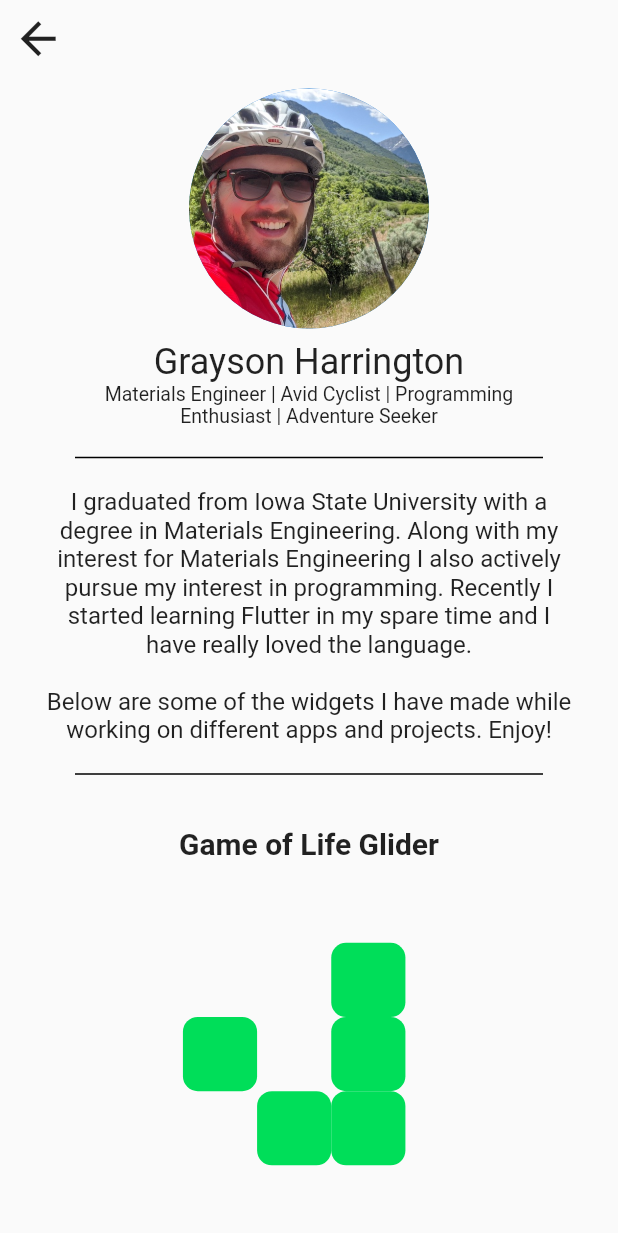
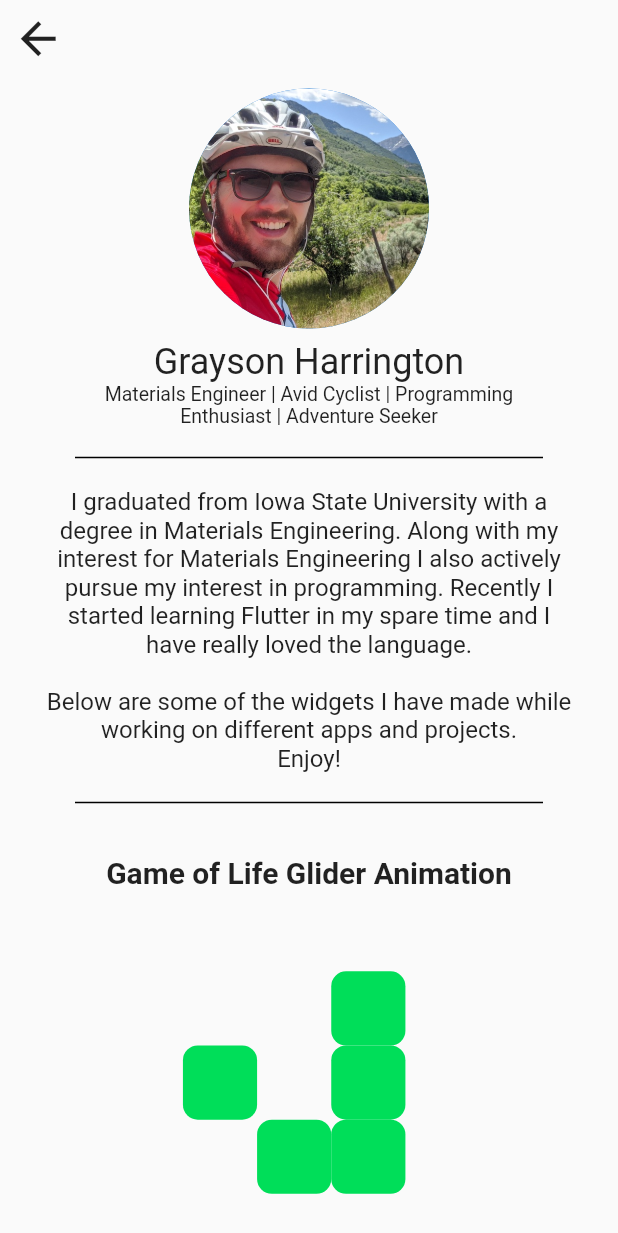
Before and after one commit to Flutter-Buddies/App, a Flutter app: the GooberWidget screen opened directly, on a phone screen of 412 x 824 dp. Shown: the top 1233 px of the screen. Run offline on Flutter 3.47's test engine with Material 2 defaults, Android fonts, the phone set to English and light mode, and no system bars; our stand-ins replace faker, flutter_dotenv, font_awesome_flutter; network calls fail.

Commit message:
small hard coded String text change.

```diff
--- a/lib/widgets/user_widgets/goober0329/goober_widget.dart
+++ b/lib/widgets/user_widgets/goober0329/goober_widget.dart
@@ -38,7 +38,7 @@ class GooberWidget extends StatelessWidget {
                   aboutMe(),
                   divider(),
                   widgetDisplay(
-                    text: "Game of Life Glider",
+                    text: "Game of Life Glider Animation",
                     widget: Center(
                       child: GoLGlider(
                         gliderSize: MediaQuery.of(context).size.width * 0.6,
@@ -100,7 +100,8 @@ Widget aboutMe() {
       " my interest in programming. Recently I started learning Flutter in my"
       " spare time and I have really loved the language."
       "\n\nBelow are some of the widgets I have made while working on "
-      "different apps and projects. Enjoy!",
+      "different apps and projects."
+      "\nEnjoy!",
       style: TextStyle(fontSize: 16),
       textAlign: TextAlign.center,
     ),
```
Also changed, not shown: pubspec.lock.
